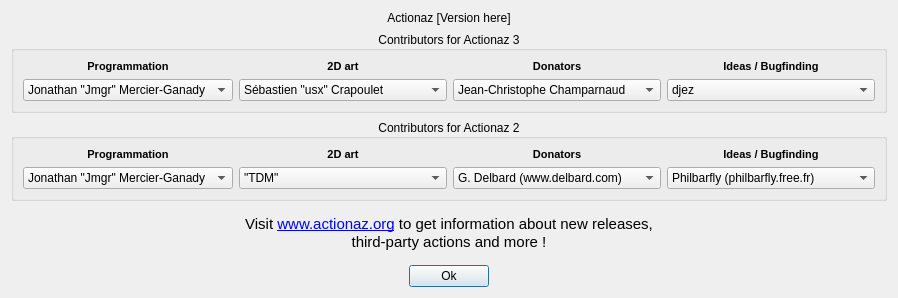
The window that gui/aboutdialog.ui (Jmgr/actiona) describes before a commit, drawn with Qt 5.
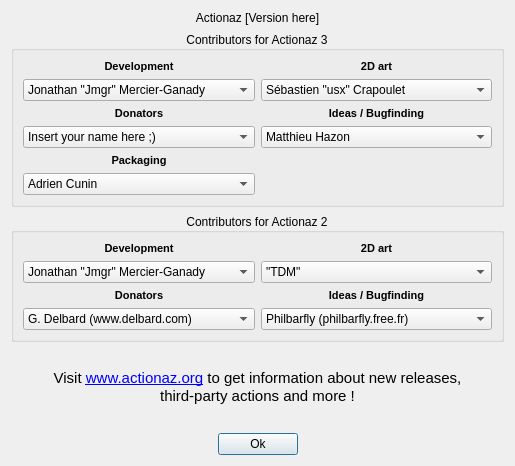
The same window after the commit. Icons and pictures are not drawn.

Commit message: Gui - reorganized the about box

```diff
--- a/gui/aboutdialog.ui
+++ b/gui/aboutdialog.ui
@@ -6,8 +6,8 @@
    <rect>
     <x>0</x>
     <y>0</y>
-    <width>898</width>
-    <height>298</height>
+    <width>515</width>
+    <height>466</height>
    </rect>
   </property>
   <property name="windowTitle">
@@ -45,7 +45,23 @@
         <set>Qt::AlignCenter</set>
        </property>
        <layout class="QGridLayout" name="gridLayout">
-        <item row="1" column="0">
+        <item row="0" column="0">
+         <layout class="QVBoxLayout" name="verticalLayout_3">
+          <item>
+           <widget class="QLabel" name="label">
+            <property name="text">
+             <string>&lt;!DOCTYPE HTML PUBLIC &quot;-//W3C//DTD HTML 4.0//EN&quot; &quot;http://www.w3.org/TR/REC-html40/strict.dtd&quot;&gt;
+&lt;html&gt;&lt;head&gt;&lt;meta name=&quot;qrichtext&quot; content=&quot;1&quot; /&gt;&lt;style type=&quot;text/css&quot;&gt;
+p, li { white-space: pre-wrap; }
+&lt;/style&gt;&lt;/head&gt;&lt;body style=&quot; font-family:'Sans'; font-size:10pt; font-weight:400; font-style:normal;&quot;&gt;
+&lt;p align=&quot;center&quot; style=&quot; margin-top:0px; margin-bottom:0px; margin-left:0px; margin-right:0px; -qt-block-indent:0; text-indent:0px;&quot;&gt;&lt;span style=&quot; font-family:'MS Shell Dlg 2'; font-size:8pt; font-weight:600;&quot;&gt;Development&lt;/span&gt;&lt;/p&gt;&lt;/body&gt;&lt;/html&gt;</string>
+            </property>
+            <property name="alignment">
+             <set>Qt::AlignCenter</set>
+            </property>
+           </widget>
+          </item>
+          <item>
          <widget class="QComboBox" name="act3Prog">
           <item>
            <property name="text">
@@ -59,7 +75,25 @@
           </item>
          </widget>
         </item>
-        <item row="1" column="1">
+         </layout>
+        </item>
+        <item row="0" column="1">
+         <layout class="QVBoxLayout" name="verticalLayout_4">
+          <item>
+           <widget class="QLabel" name="label_3">
+            <property name="text">
+             <string>&lt;!DOCTYPE HTML PUBLIC &quot;-//W3C//DTD HTML 4.0//EN&quot; &quot;http://www.w3.org/TR/REC-html40/strict.dtd&quot;&gt;
+&lt;html&gt;&lt;head&gt;&lt;meta name=&quot;qrichtext&quot; content=&quot;1&quot; /&gt;&lt;style type=&quot;text/css&quot;&gt;
+p, li { white-space: pre-wrap; }
+&lt;/style&gt;&lt;/head&gt;&lt;body style=&quot; font-family:'MS Shell Dlg 2'; font-size:8.25pt; font-weight:400; font-style:normal;&quot;&gt;
+&lt;p align=&quot;center&quot; style=&quot; margin-top:0px; margin-bottom:0px; margin-left:0px; margin-right:0px; -qt-block-indent:0; text-indent:0px;&quot;&gt;&lt;span style=&quot; font-size:8pt; font-weight:600;&quot;&gt;2D art&lt;/span&gt;&lt;/p&gt;&lt;/body&gt;&lt;/html&gt;</string>
+            </property>
+            <property name="alignment">
+             <set>Qt::AlignCenter</set>
+            </property>
+           </widget>
+          </item>
+          <item>
          <widget class="QComboBox" name="act3Art">
           <property name="contextMenuPolicy">
            <enum>Qt::DefaultContextMenu</enum>
@@ -71,22 +105,53 @@
           </item>
          </widget>
         </item>
-        <item row="1" column="2">
+         </layout>
+        </item>
+        <item row="1" column="0">
+         <layout class="QVBoxLayout" name="verticalLayout_5">
+          <item>
+           <widget class="QLabel" name="label_4">
+            <property name="text">
+             <string>&lt;!DOCTYPE HTML PUBLIC &quot;-//W3C//DTD HTML 4.0//EN&quot; &quot;http://www.w3.org/TR/REC-html40/strict.dtd&quot;&gt;
+&lt;html&gt;&lt;head&gt;&lt;meta name=&quot;qrichtext&quot; content=&quot;1&quot; /&gt;&lt;style type=&quot;text/css&quot;&gt;
+p, li { white-space: pre-wrap; }
+&lt;/style&gt;&lt;/head&gt;&lt;body style=&quot; font-family:'MS Shell Dlg 2'; font-size:8.25pt; font-weight:400; font-style:normal;&quot;&gt;
+&lt;p align=&quot;center&quot; style=&quot; margin-top:0px; margin-bottom:0px; margin-left:0px; margin-right:0px; -qt-block-indent:0; text-indent:0px;&quot;&gt;&lt;span style=&quot; font-size:8pt; font-weight:600;&quot;&gt;Donators&lt;/span&gt;&lt;/p&gt;&lt;/body&gt;&lt;/html&gt;</string>
+            </property>
+            <property name="alignment">
+             <set>Qt::AlignCenter</set>
+            </property>
+           </widget>
+          </item>
+          <item>
          <widget class="QComboBox" name="act3Donators">
           <item>
            <property name="text">
-            <string>Jean-Christophe Champarnaud</string>
+              <string>Insert your name here ;)</string>
            </property>
           </item>
          </widget>
         </item>
-        <item row="1" column="3">
+         </layout>
+        </item>
+        <item row="1" column="1">
+         <layout class="QVBoxLayout" name="verticalLayout_6">
+          <item>
+           <widget class="QLabel" name="label_5">
+            <property name="text">
+             <string>&lt;!DOCTYPE HTML PUBLIC &quot;-//W3C//DTD HTML 4.0//EN&quot; &quot;http://www.w3.org/TR/REC-html40/strict.dtd&quot;&gt;
+&lt;html&gt;&lt;head&gt;&lt;meta name=&quot;qrichtext&quot; content=&quot;1&quot; /&gt;&lt;style type=&quot;text/css&quot;&gt;
+p, li { white-space: pre-wrap; }
+&lt;/style&gt;&lt;/head&gt;&lt;body style=&quot; font-family:'MS Shell Dlg 2'; font-size:8.25pt; font-weight:400; font-style:normal;&quot;&gt;
+&lt;p align=&quot;center&quot; style=&quot; margin-top:0px; margin-bottom:0px; margin-left:0px; margin-right:0px; -qt-block-indent:0; text-indent:0px;&quot;&gt;&lt;span style=&quot; font-weight:600;&quot;&gt;Ideas / Bugfinding&lt;/span&gt;&lt;/p&gt;&lt;/body&gt;&lt;/html&gt;</string>
+            </property>
+            <property name="alignment">
+             <set>Qt::AlignCenter</set>
+            </property>
+           </widget>
+          </item>
+          <item>
          <widget class="QComboBox" name="act3Ideas">
-          <item>
-           <property name="text">
-            <string>djez</string>
-           </property>
-          </item>
           <item>
            <property name="text">
             <string>Matthieu Hazon</string>
@@ -97,63 +162,41 @@
             <string>Loïc Vauvrecy</string>
            </property>
           </item>
-         </widget>
-        </item>
-        <item row="0" column="0">
-         <widget class="QLabel" name="label">
+            <item>
           <property name="text">
-           <string>&lt;!DOCTYPE HTML PUBLIC &quot;-//W3C//DTD HTML 4.0//EN&quot; &quot;http://www.w3.org/TR/REC-html40/strict.dtd&quot;&gt;
-&lt;html&gt;&lt;head&gt;&lt;meta name=&quot;qrichtext&quot; content=&quot;1&quot; /&gt;&lt;style type=&quot;text/css&quot;&gt;
-p, li { white-space: pre-wrap; }
-&lt;/style&gt;&lt;/head&gt;&lt;body style=&quot; font-family:'MS Shell Dlg 2'; font-size:8.25pt; font-weight:400; font-style:normal;&quot;&gt;
-&lt;p align=&quot;center&quot; style=&quot; margin-top:0px; margin-bottom:0px; margin-left:0px; margin-right:0px; -qt-block-indent:0; text-indent:0px;&quot;&gt;&lt;span style=&quot; font-size:8pt; font-weight:600;&quot;&gt;Programmation&lt;/span&gt;&lt;/p&gt;&lt;/body&gt;&lt;/html&gt;</string>
-          </property>
-          <property name="alignment">
-           <set>Qt::AlignCenter</set>
-          </property>
-         </widget>
-        </item>
-        <item row="0" column="1">
-         <widget class="QLabel" name="label_3">
-          <property name="text">
-           <string>&lt;!DOCTYPE HTML PUBLIC &quot;-//W3C//DTD HTML 4.0//EN&quot; &quot;http://www.w3.org/TR/REC-html40/strict.dtd&quot;&gt;
-&lt;html&gt;&lt;head&gt;&lt;meta name=&quot;qrichtext&quot; content=&quot;1&quot; /&gt;&lt;style type=&quot;text/css&quot;&gt;
-p, li { white-space: pre-wrap; }
-&lt;/style&gt;&lt;/head&gt;&lt;body style=&quot; font-family:'MS Shell Dlg 2'; font-size:8.25pt; font-weight:400; font-style:normal;&quot;&gt;
-&lt;p align=&quot;center&quot; style=&quot; margin-top:0px; margin-bottom:0px; margin-left:0px; margin-right:0px; -qt-block-indent:0; text-indent:0px;&quot;&gt;&lt;span style=&quot; font-size:8pt; font-weight:600;&quot;&gt;2D art&lt;/span&gt;&lt;/p&gt;&lt;/body&gt;&lt;/html&gt;</string>
-          </property>
-          <property name="alignment">
-           <set>Qt::AlignCenter</set>
-          </property>
-         </widget>
-        </item>
-        <item row="0" column="2">
-         <widget class="QLabel" name="label_4">
+              <string>djez</string>
+             </property>
+            </item>
+           </widget>
+          </item>
+         </layout>
+        </item>
+        <item row="2" column="0">
+         <layout class="QVBoxLayout" name="verticalLayout_11">
+          <item>
+           <widget class="QLabel" name="label_10">
           <property name="text">
            <string>&lt;!DOCTYPE HTML PUBLIC &quot;-//W3C//DTD HTML 4.0//EN&quot; &quot;http://www.w3.org/TR/REC-html40/strict.dtd&quot;&gt;
 &lt;html&gt;&lt;head&gt;&lt;meta name=&quot;qrichtext&quot; content=&quot;1&quot; /&gt;&lt;style type=&quot;text/css&quot;&gt;
 p, li { white-space: pre-wrap; }
-&lt;/style&gt;&lt;/head&gt;&lt;body style=&quot; font-family:'MS Shell Dlg 2'; font-size:8.25pt; font-weight:400; font-style:normal;&quot;&gt;
-&lt;p align=&quot;center&quot; style=&quot; margin-top:0px; margin-bottom:0px; margin-left:0px; margin-right:0px; -qt-block-indent:0; text-indent:0px;&quot;&gt;&lt;span style=&quot; font-size:8pt; font-weight:600;&quot;&gt;Donators&lt;/span&gt;&lt;/p&gt;&lt;/body&gt;&lt;/html&gt;</string>
+&lt;/style&gt;&lt;/head&gt;&lt;body style=&quot; font-family:'Sans'; font-size:10pt; font-weight:400; font-style:normal;&quot;&gt;
+&lt;p align=&quot;center&quot; style=&quot; margin-top:0px; margin-bottom:0px; margin-left:0px; margin-right:0px; -qt-block-indent:0; text-indent:0px;&quot;&gt;&lt;span style=&quot; font-family:'MS Shell Dlg 2'; font-size:8pt; font-weight:600;&quot;&gt;Packaging&lt;/span&gt;&lt;/p&gt;&lt;/body&gt;&lt;/html&gt;</string>
           </property>
           <property name="alignment">
            <set>Qt::AlignCenter</set>
           </property>
          </widget>
         </item>
-        <item row="0" column="3">
-         <widget class="QLabel" name="label_5">
+          <item>
+           <widget class="QComboBox" name="act3Pack">
+            <item>
           <property name="text">
-           <string>&lt;!DOCTYPE HTML PUBLIC &quot;-//W3C//DTD HTML 4.0//EN&quot; &quot;http://www.w3.org/TR/REC-html40/strict.dtd&quot;&gt;
-&lt;html&gt;&lt;head&gt;&lt;meta name=&quot;qrichtext&quot; content=&quot;1&quot; /&gt;&lt;style type=&quot;text/css&quot;&gt;
-p, li { white-space: pre-wrap; }
-&lt;/style&gt;&lt;/head&gt;&lt;body style=&quot; font-family:'MS Shell Dlg 2'; font-size:8.25pt; font-weight:400; font-style:normal;&quot;&gt;
-&lt;p align=&quot;center&quot; style=&quot; margin-top:0px; margin-bottom:0px; margin-left:0px; margin-right:0px; -qt-block-indent:0; text-indent:0px;&quot;&gt;&lt;span style=&quot; font-weight:600;&quot;&gt;Ideas / Bugfinding&lt;/span&gt;&lt;/p&gt;&lt;/body&gt;&lt;/html&gt;</string>
-          </property>
-          <property name="alignment">
-           <set>Qt::AlignCenter</set>
-          </property>
-         </widget>
+              <string>Adrien Cunin</string>
+             </property>
+            </item>
+           </widget>
+          </item>
+         </layout>
         </item>
        </layout>
       </widget>
@@ -167,7 +210,23 @@
         <set>Qt::AlignCenter</set>
        </property>
        <layout class="QGridLayout" name="gridLayout_2">
-        <item row="1" column="0">
+        <item row="0" column="0">
+         <layout class="QVBoxLayout" name="verticalLayout_7">
+          <item>
+           <widget class="QLabel" name="label_6">
+            <property name="text">
+             <string>&lt;!DOCTYPE HTML PUBLIC &quot;-//W3C//DTD HTML 4.0//EN&quot; &quot;http://www.w3.org/TR/REC-html40/strict.dtd&quot;&gt;
+&lt;html&gt;&lt;head&gt;&lt;meta name=&quot;qrichtext&quot; content=&quot;1&quot; /&gt;&lt;style type=&quot;text/css&quot;&gt;
+p, li { white-space: pre-wrap; }
+&lt;/style&gt;&lt;/head&gt;&lt;body style=&quot; font-family:'Sans'; font-size:10pt; font-weight:400; font-style:normal;&quot;&gt;
+&lt;p align=&quot;center&quot; style=&quot; margin-top:0px; margin-bottom:0px; margin-left:0px; margin-right:0px; -qt-block-indent:0; text-indent:0px;&quot;&gt;&lt;span style=&quot; font-family:'MS Shell Dlg 2'; font-size:8pt; font-weight:600;&quot;&gt;Development&lt;/span&gt;&lt;/p&gt;&lt;/body&gt;&lt;/html&gt;</string>
+            </property>
+            <property name="alignment">
+             <set>Qt::AlignCenter</set>
+            </property>
+           </widget>
+          </item>
+          <item>
          <widget class="QComboBox" name="act2Prog">
           <item>
            <property name="text">
@@ -176,7 +235,25 @@
           </item>
          </widget>
         </item>
-        <item row="1" column="1">
+         </layout>
+        </item>
+        <item row="0" column="1">
+         <layout class="QVBoxLayout" name="verticalLayout_8">
+          <item>
+           <widget class="QLabel" name="label_7">
+            <property name="text">
+             <string>&lt;!DOCTYPE HTML PUBLIC &quot;-//W3C//DTD HTML 4.0//EN&quot; &quot;http://www.w3.org/TR/REC-html40/strict.dtd&quot;&gt;
+&lt;html&gt;&lt;head&gt;&lt;meta name=&quot;qrichtext&quot; content=&quot;1&quot; /&gt;&lt;style type=&quot;text/css&quot;&gt;
+p, li { white-space: pre-wrap; }
+&lt;/style&gt;&lt;/head&gt;&lt;body style=&quot; font-family:'MS Shell Dlg 2'; font-size:8.25pt; font-weight:400; font-style:normal;&quot;&gt;
+&lt;p align=&quot;center&quot; style=&quot; margin-top:0px; margin-bottom:0px; margin-left:0px; margin-right:0px; -qt-block-indent:0; text-indent:0px;&quot;&gt;&lt;span style=&quot; font-size:8pt; font-weight:600;&quot;&gt;2D art&lt;/span&gt;&lt;/p&gt;&lt;/body&gt;&lt;/html&gt;</string>
+            </property>
+            <property name="alignment">
+             <set>Qt::AlignCenter</set>
+            </property>
+           </widget>
+          </item>
+          <item>
          <widget class="QComboBox" name="act2Art">
           <item>
            <property name="text">
@@ -185,7 +262,25 @@
           </item>
          </widget>
         </item>
-        <item row="1" column="2">
+         </layout>
+        </item>
+        <item row="1" column="0">
+         <layout class="QVBoxLayout" name="verticalLayout_9">
+          <item>
+           <widget class="QLabel" name="label_8">
+            <property name="text">
+             <string>&lt;!DOCTYPE HTML PUBLIC &quot;-//W3C//DTD HTML 4.0//EN&quot; &quot;http://www.w3.org/TR/REC-html40/strict.dtd&quot;&gt;
+&lt;html&gt;&lt;head&gt;&lt;meta name=&quot;qrichtext&quot; content=&quot;1&quot; /&gt;&lt;style type=&quot;text/css&quot;&gt;
+p, li { white-space: pre-wrap; }
+&lt;/style&gt;&lt;/head&gt;&lt;body style=&quot; font-family:'MS Shell Dlg 2'; font-size:8.25pt; font-weight:400; font-style:normal;&quot;&gt;
+&lt;p align=&quot;center&quot; style=&quot; margin-top:0px; margin-bottom:0px; margin-left:0px; margin-right:0px; -qt-block-indent:0; text-indent:0px;&quot;&gt;&lt;span style=&quot; font-size:8pt; font-weight:600;&quot;&gt;Donators&lt;/span&gt;&lt;/p&gt;&lt;/body&gt;&lt;/html&gt;</string>
+            </property>
+            <property name="alignment">
+             <set>Qt::AlignCenter</set>
+            </property>
+           </widget>
+          </item>
+          <item>
          <widget class="QComboBox" name="act2Donators">
           <item>
            <property name="text">
@@ -202,9 +297,37 @@
             <string>Jean-Jacques Clair</string>
            </property>
           </item>
-         </widget>
-        </item>
-        <item row="1" column="3">
+            <item>
+             <property name="text">
+              <string>Jean-Christophe Champarnaud</string>
+             </property>
+            </item>
+            <item>
+             <property name="text">
+              <string>Jean-Luc Forveille</string>
+             </property>
+            </item>
+           </widget>
+          </item>
+         </layout>
+        </item>
+        <item row="1" column="1">
+         <layout class="QVBoxLayout" name="verticalLayout_10">
+          <item>
+           <widget class="QLabel" name="label_9">
+            <property name="text">
+             <string>&lt;!DOCTYPE HTML PUBLIC &quot;-//W3C//DTD HTML 4.0//EN&quot; &quot;http://www.w3.org/TR/REC-html40/strict.dtd&quot;&gt;
+&lt;html&gt;&lt;head&gt;&lt;meta name=&quot;qrichtext&quot; content=&quot;1&quot; /&gt;&lt;style type=&quot;text/css&quot;&gt;
+p, li { white-space: pre-wrap; }
+&lt;/style&gt;&lt;/head&gt;&lt;body style=&quot; font-family:'MS Shell Dlg 2'; font-size:8.25pt; font-weight:400; font-style:normal;&quot;&gt;
+&lt;p align=&quot;center&quot; style=&quot; margin-top:0px; margin-bottom:0px; margin-left:0px; margin-right:0px; -qt-block-indent:0; text-indent:0px;&quot;&gt;&lt;span style=&quot; font-weight:600;&quot;&gt;Ideas / Bugfinding&lt;/span&gt;&lt;/p&gt;&lt;/body&gt;&lt;/html&gt;</string>
+            </property>
+            <property name="alignment">
+             <set>Qt::AlignCenter</set>
+            </property>
+           </widget>
+          </item>
+          <item>
          <widget class="QComboBox" name="act2Ideas">
           <item>
            <property name="text">
@@ -313,61 +436,7 @@
           </item>
          </widget>
         </item>
-        <item row="0" column="0">
-         <widget class="QLabel" name="label_6">
-          <property name="text">
-           <string>&lt;!DOCTYPE HTML PUBLIC &quot;-//W3C//DTD HTML 4.0//EN&quot; &quot;http://www.w3.org/TR/REC-html40/strict.dtd&quot;&gt;
-&lt;html&gt;&lt;head&gt;&lt;meta name=&quot;qrichtext&quot; content=&quot;1&quot; /&gt;&lt;style type=&quot;text/css&quot;&gt;
-p, li { white-space: pre-wrap; }
-&lt;/style&gt;&lt;/head&gt;&lt;body style=&quot; font-family:'MS Shell Dlg 2'; font-size:8.25pt; font-weight:400; font-style:normal;&quot;&gt;
-&lt;p align=&quot;center&quot; style=&quot; margin-top:0px; margin-bottom:0px; margin-left:0px; margin-right:0px; -qt-block-indent:0; text-indent:0px;&quot;&gt;&lt;span style=&quot; font-size:8pt; font-weight:600;&quot;&gt;Programmation&lt;/span&gt;&lt;/p&gt;&lt;/body&gt;&lt;/html&gt;</string>
-          </property>
-          <property name="alignment">
-           <set>Qt::AlignCenter</set>
-          </property>
-         </widget>
-        </item>
-        <item row="0" column="1">
-         <widget class="QLabel" name="label_7">
-          <property name="text">
-           <string>&lt;!DOCTYPE HTML PUBLIC &quot;-//W3C//DTD HTML 4.0//EN&quot; &quot;http://www.w3.org/TR/REC-html40/strict.dtd&quot;&gt;
-&lt;html&gt;&lt;head&gt;&lt;meta name=&quot;qrichtext&quot; content=&quot;1&quot; /&gt;&lt;style type=&quot;text/css&quot;&gt;
-p, li { white-space: pre-wrap; }
-&lt;/style&gt;&lt;/head&gt;&lt;body style=&quot; font-family:'MS Shell Dlg 2'; font-size:8.25pt; font-weight:400; font-style:normal;&quot;&gt;
-&lt;p align=&quot;center&quot; style=&quot; margin-top:0px; margin-bottom:0px; margin-left:0px; margin-right:0px; -qt-block-indent:0; text-indent:0px;&quot;&gt;&lt;span style=&quot; font-size:8pt; font-weight:600;&quot;&gt;2D art&lt;/span&gt;&lt;/p&gt;&lt;/body&gt;&lt;/html&gt;</string>
-          </property>
-          <property name="alignment">
-           <set>Qt::AlignCenter</set>
-          </property>
-         </widget>
-        </item>
-        <item row="0" column="2">
-         <widget class="QLabel" name="label_8">
-          <property name="text">
-           <string>&lt;!DOCTYPE HTML PUBLIC &quot;-//W3C//DTD HTML 4.0//EN&quot; &quot;http://www.w3.org/TR/REC-html40/strict.dtd&quot;&gt;
-&lt;html&gt;&lt;head&gt;&lt;meta name=&quot;qrichtext&quot; content=&quot;1&quot; /&gt;&lt;style type=&quot;text/css&quot;&gt;
-p, li { white-space: pre-wrap; }
-&lt;/style&gt;&lt;/head&gt;&lt;body style=&quot; font-family:'MS Shell Dlg 2'; font-size:8.25pt; font-weight:400; font-style:normal;&quot;&gt;
-&lt;p align=&quot;center&quot; style=&quot; margin-top:0px; margin-bottom:0px; margin-left:0px; margin-right:0px; -qt-block-indent:0; text-indent:0px;&quot;&gt;&lt;span style=&quot; font-size:8pt; font-weight:600;&quot;&gt;Donators&lt;/span&gt;&lt;/p&gt;&lt;/body&gt;&lt;/html&gt;</string>
-          </property>
-          <property name="alignment">
-           <set>Qt::AlignCenter</set>
-          </property>
-         </widget>
-        </item>
-        <item row="0" column="3">
-         <widget class="QLabel" name="label_9">
-          <property name="text">
-           <string>&lt;!DOCTYPE HTML PUBLIC &quot;-//W3C//DTD HTML 4.0//EN&quot; &quot;http://www.w3.org/TR/REC-html40/strict.dtd&quot;&gt;
-&lt;html&gt;&lt;head&gt;&lt;meta name=&quot;qrichtext&quot; content=&quot;1&quot; /&gt;&lt;style type=&quot;text/css&quot;&gt;
-p, li { white-space: pre-wrap; }
-&lt;/style&gt;&lt;/head&gt;&lt;body style=&quot; font-family:'MS Shell Dlg 2'; font-size:8.25pt; font-weight:400; font-style:normal;&quot;&gt;
-&lt;p align=&quot;center&quot; style=&quot; margin-top:0px; margin-bottom:0px; margin-left:0px; margin-right:0px; -qt-block-indent:0; text-indent:0px;&quot;&gt;&lt;span style=&quot; font-weight:600;&quot;&gt;Ideas / Bugfinding&lt;/span&gt;&lt;/p&gt;&lt;/body&gt;&lt;/html&gt;</string>
-          </property>
-          <property name="alignment">
-           <set>Qt::AlignCenter</set>
-          </property>
-         </widget>
+         </layout>
         </item>
        </layout>
       </widget>
```
Lines whose indentation alone changed are shown as unchanged.
